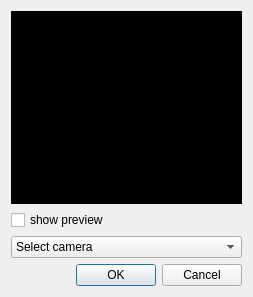
Old version of the form src/CameraDialog.ui in the repository markus-wa/glmixer-mirror.
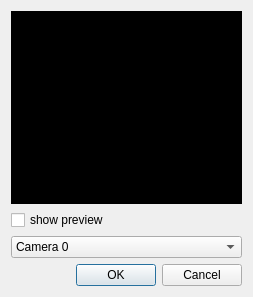
New version of the form. Icons and pictures are not drawn.

Commit message: Fixed OpencvSource for Linux.

```diff
--- a/src/CameraDialog.ui
+++ b/src/CameraDialog.ui
@@ -54,11 +54,6 @@
        <verstretch>0</verstretch>
       </sizepolicy>
      </property>
-     <item>
-      <property name="text">
-       <string>Select camera</string>
-      </property>
-     </item>
      <item>
       <property name="text">
        <string>Camera 0</string>
```
The commit also changes 2 other files.
